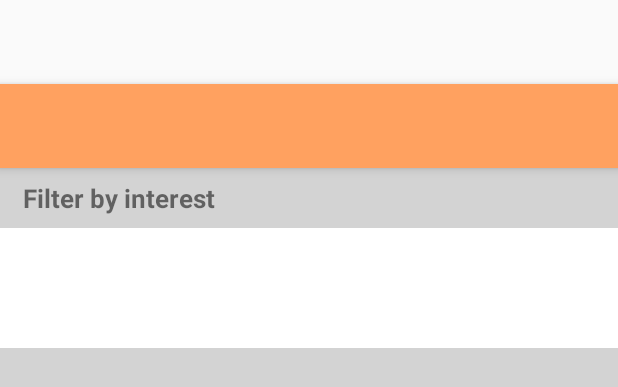
After one commit to walla-company/Walla, an Android app: the layout activity_activities.xml on its own in the app's theme, with its tools: preview values and no code run, on a phone screen of 412 x 824 dp. The commit adds this screen. Shown: the top 387 px of the screen. Run offline under Robolectric (Android 15) with nearby library versions, the phone set to English and light mode, and no system bars.

Commit message:
started activities page

```diff
--- a/app/src/main/AndroidManifest.xml
+++ b/app/src/main/AndroidManifest.xml
@@ -18,6 +18,10 @@
                 <category android:name="android.intent.category.LAUNCHER" />
             </intent-filter>
         </activity>
+        <activity
+            android:name=".Activities"
+            android:label="@string/title_activity_activities"
+            android:theme="@style/AppTheme.NoActionBar"></activity>
     </application>
 
 </manifest>
--- a/app/src/main/java/genieus/com/walla/SettingsAdapter.java
+++ b/app/src/main/java/genieus/com/walla/SettingsAdapter.java
@@ -36,7 +36,7 @@ public class SettingsAdapter extends ArrayAdapter<String> {
             setting_name.setText("Logout");
         }else{
             setting_name.setText(settings[position]);
-            setting_name.setTextColor(Color.parseColor("#d3d3d3"));
+            setting_name.setTextColor(Color.parseColor("#6F6F6F"));
         }
 
         return convertView;
--- /dev/null
+++ b/app/src/main/res/layout/activity_activities.xml
@@ -0,0 +1,26 @@
+<?xml version="1.0" encoding="utf-8"?>
+<android.support.design.widget.CoordinatorLayout xmlns:android="http://schemas.android.com/apk/res/android"
+    xmlns:app="http://schemas.android.com/apk/res-auto"
+    xmlns:tools="http://schemas.android.com/tools"
+    android:layout_width="match_parent"
+    android:layout_height="match_parent"
+    android:fitsSystemWindows="true"
+    tools:context="genieus.com.walla.Activities">
+
+    <android.support.design.widget.AppBarLayout
+        android:layout_width="match_parent"
+        android:layout_height="wrap_content"
+        android:theme="@style/AppTheme.AppBarOverlay">
+
+        <android.support.v7.widget.Toolbar
+            android:id="@+id/toolbar"
+            android:layout_width="match_parent"
+            android:layout_height="?attr/actionBarSize"
+            android:background="?attr/colorPrimary"
+            app:popupTheme="@style/AppTheme.PopupOverlay" />
+
+    </android.support.design.widget.AppBarLayout>
+
+    <include layout="@layout/content_activities" />
+
+</android.support.design.widget.CoordinatorLayout>
--- /dev/null
+++ b/app/src/main/res/layout/content_activities.xml
@@ -0,0 +1,38 @@
+<?xml version="1.0" encoding="utf-8"?>
+<RelativeLayout xmlns:android="http://schemas.android.com/apk/res/android"
+    xmlns:app="http://schemas.android.com/apk/res-auto"
+    xmlns:tools="http://schemas.android.com/tools"
+    android:layout_width="match_parent"
+    android:layout_height="match_parent"
+    app:layout_behavior="@string/appbar_scrolling_view_behavior"
+    tools:context="genieus.com.walla.Activities"
+    tools:showIn="@layout/activity_activities"
+    android:background="@color/LightGrey">
+
+    <TextView
+        android:id="@+id/filter_title"
+        style="@style/filter_title"
+        android:paddingLeft="@dimen/filter_padding_left"
+        android:paddingTop="@dimen/filter_padding_top"
+        android:layout_marginBottom="@dimen/filter_padding_top"
+        android:text="@string/filter_title"
+        android:layout_width="wrap_content"
+        android:layout_height="wrap_content" />
+
+    <RelativeLayout
+        android:background="@color/white"
+        android:layout_below="@id/filter_title"
+        android:layout_width="match_parent"
+        android:layout_height="@dimen/filters_height">
+
+
+        <android.support.v7.widget.RecyclerView
+            android:id="@+id/interests"
+            android:layout_width="wrap_content"
+            android:layout_height="match_parent"/>
+
+    </RelativeLayout>
+
+
+
+</RelativeLayout>
--- a/app/src/main/res/values/dimens.xml
+++ b/app/src/main/res/values/dimens.xml
@@ -20,4 +20,11 @@
     <dimen name="settings_template_height">50dp</dimen>
     <dimen name="setting_left_padding">15dp</dimen>
 
+    <!-- Activities dimensions -->
+    <dimen name="filter_padding_left">15dp</dimen>
+    <dimen name="filter_padding_top">8dp</dimen>
+    <dimen name="filters_height">80dp</dimen>
+    <dimen name="interest_width">80dp</dimen>
+    <dimen name="interest_img_size">50dp</dimen>
+
 </resources>
--- a/app/src/main/res/values/strings.xml
+++ b/app/src/main/res/values/strings.xml
@@ -5,4 +5,6 @@
     <string name="default_email">netid@duke.edu</string>
     <string name="profile_activity_name">Profile</string>
     <string name="write">Write</string>
+    <string name="title_activity_activities">Activities</string>
+    <string name="filter_title">Filter by interest</string>
 </resources>
--- a/app/src/main/res/values/styles.xml
+++ b/app/src/main/res/values/styles.xml
@@ -32,4 +32,9 @@
         <item name="android:textSize">20sp</item>
     </style>
 
+    <style name="filter_title">
+        <item name="android:textSize">17sp</item>
+        <item name="android:textStyle">bold</item>
+    </style>
+
 </resources>
```
Also changed, not shown: app/src/main/java/genieus/com/walla/Activities.java (added, +21 -0 lines), app/src/main/res/layout/interest_template.xml (added, +26 -0 lines), app/src/main/res/menu/menu_activities.xml (added, +13 -0 lines), 1 other file.
